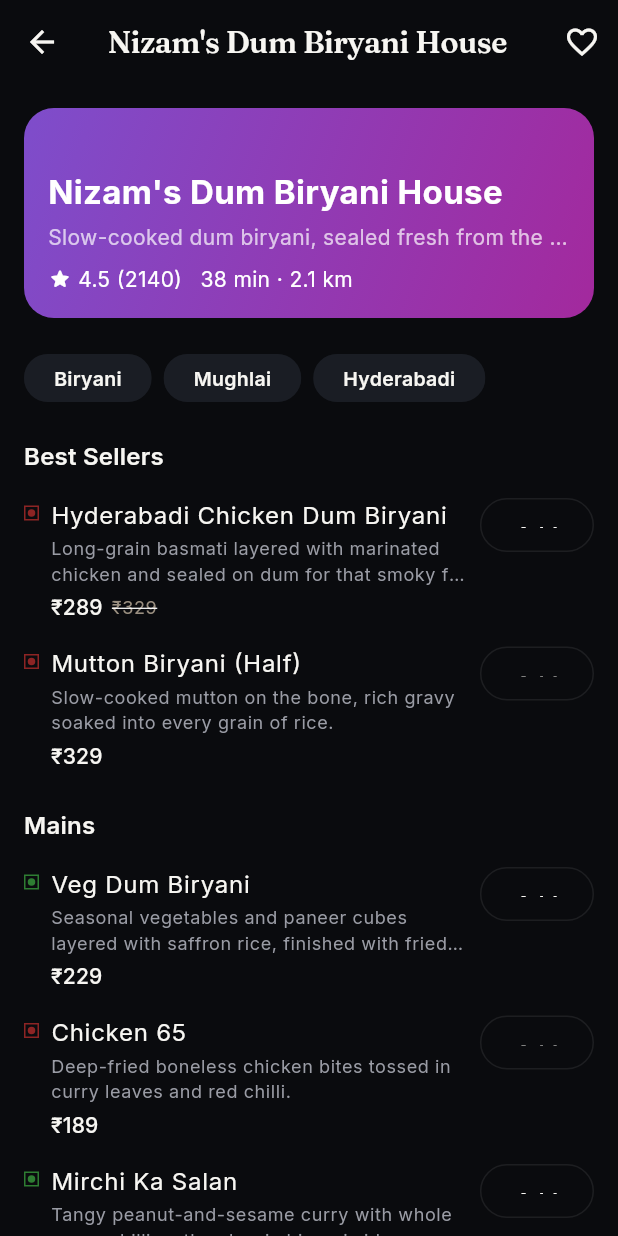
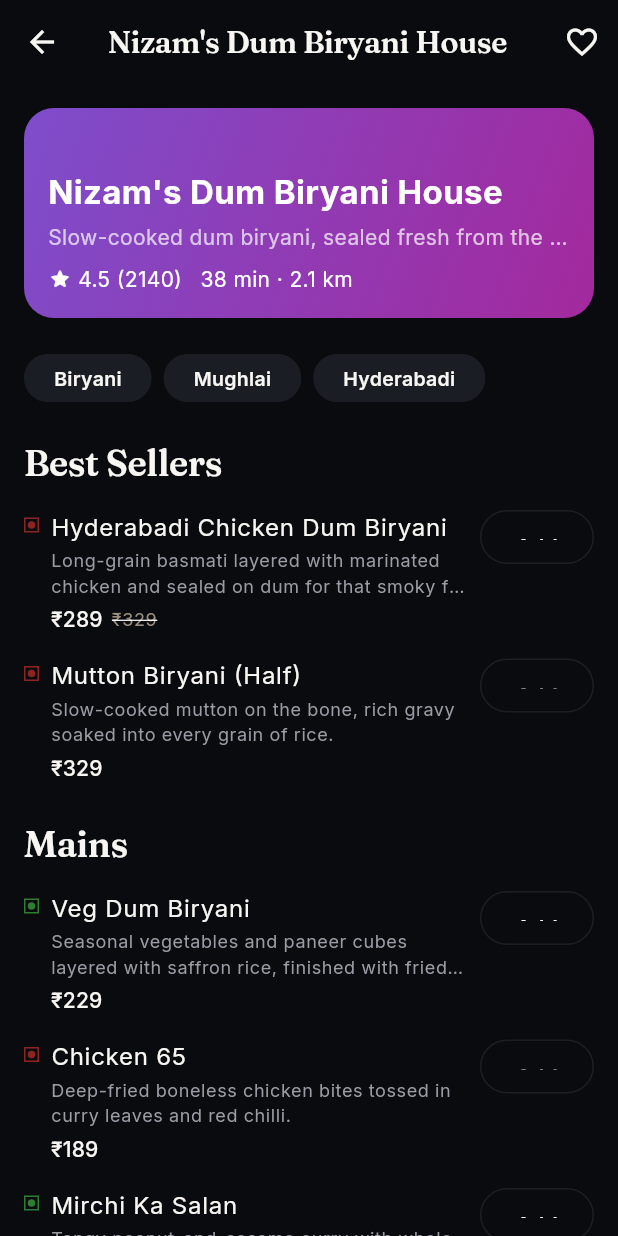
Before and after one commit to baseer-ind/spendzero, a Flutter app: the FoodHomeScreen screen opened directly with sample values from the repository, after a tap on "Nizam's Dum Biryani House", on a phone screen of 412 x 824 dp. Run offline on Flutter 3.47's test engine with Material 3 defaults, Android fonts, the phone set to English and light mode, and no system bars; our stand-ins replace flutter_riverpod, go_router, shared_preferences; accounts and stored records are empty.

Commit message:
Phase 4 visual redesign: reskin Food and Grocery verticals
Gold-tinted collection rails, bordered surface cards, Fraunces
section headers, and gold-accented quantity steppers/progress
indicators across the Food (home, restaurant, menu item) and
Grocery (home, store, product) screens.

Co-Authored-By: Claude Sonnet 4.6 <noreply@anthropic.com>
Claude-Session: https://claude.ai/code/session_01S7u3SjfHsAmfGEPtn8aiL6

```diff
--- a/spendzero/mobile/lib/features/food/presentation/food_home_screen.dart
+++ b/spendzero/mobile/lib/features/food/presentation/food_home_screen.dart
@@ -13,6 +13,7 @@ import '../../../core/data/local/personalization_store.dart';
 import '../../../core/data/local/wishlist_store.dart';
 import '../../../core/models/category.dart';
 import '../../../core/providers/providers.dart';
+import '../../../core/theme/app_theme.dart';
 import '../../../core/utils/money.dart';
 
 String _appIdFor(String restaurantId) => findAppIdForEntity(restaurantId) ?? restaurantId;
@@ -191,7 +192,7 @@ class _FoodHomeScreenState extends ConsumerState<FoodHomeScreen> {
                   title: 'Recommended for You',
                   subtitle: 'Based on what you usually order',
                   items: recommended,
-                  accentColor: (c) => Theme.of(c).colorScheme.surfaceContainerHighest,
+                  accentColor: (c) => AppTheme.gold.withOpacity(0.12),
                   categoryId: widget.category.id,
                 ),
                 const SizedBox(height: 20),
@@ -220,7 +221,7 @@ class _FoodHomeScreenState extends ConsumerState<FoodHomeScreen> {
                 title: 'Weekend Specials',
                 subtitle: 'Hand-picked for slow Saturday mornings',
                 items: weekendSpecials(),
-                accentColor: (c) => Theme.of(c).colorScheme.tertiaryContainer,
+                accentColor: (c) => AppTheme.gold.withOpacity(0.12),
                 categoryId: widget.category.id,
               ),
               const SizedBox(height: 20),
@@ -228,7 +229,7 @@ class _FoodHomeScreenState extends ConsumerState<FoodHomeScreen> {
                 title: 'Late Night Cravings',
                 subtitle: 'For when the kitchen calls after 9pm',
                 items: lateNightCravings(),
-                accentColor: (c) => Theme.of(c).colorScheme.surfaceContainerHighest,
+                accentColor: (c) => AppTheme.surface,
                 categoryId: widget.category.id,
               ),
               const SizedBox(height: 20),
@@ -236,7 +237,7 @@ class _FoodHomeScreenState extends ConsumerState<FoodHomeScreen> {
                 title: 'Healthy Week',
                 subtitle: 'Lighter dishes that still hit the spot',
                 items: healthyWeekPicks(),
-                accentColor: (c) => Theme.of(c).colorScheme.secondaryContainer,
+                accentColor: (c) => AppTheme.future.withOpacity(0.12),
                 categoryId: widget.category.id,
               ),
               const SizedBox(height: 20),
@@ -244,7 +245,7 @@ class _FoodHomeScreenState extends ConsumerState<FoodHomeScreen> {
                 title: 'Quick Office Lunch',
                 subtitle: 'Bestsellers ready in 15 minutes or less',
                 items: quickOfficeLunch(),
-                accentColor: (c) => Theme.of(c).colorScheme.primaryContainer,
+                accentColor: (c) => AppTheme.gold.withOpacity(0.12),
                 categoryId: widget.category.id,
               ),
               const SizedBox(height: 20),
@@ -252,7 +253,7 @@ class _FoodHomeScreenState extends ConsumerState<FoodHomeScreen> {
                 title: 'Best Rated',
                 subtitle: 'Loved by hundreds of regulars',
                 items: bestRatedMenuItems(),
-                accentColor: (c) => Theme.of(c).colorScheme.tertiaryContainer,
+                accentColor: (c) => AppTheme.gold.withOpacity(0.12),
                 categoryId: widget.category.id,
               ),
               const SizedBox(height: 20),
@@ -260,7 +261,7 @@ class _FoodHomeScreenState extends ConsumerState<FoodHomeScreen> {
                 title: 'Hidden Gems',
                 subtitle: 'High ratings, still flying under the radar',
                 items: hiddenGemMenuItems(),
-                accentColor: (c) => Theme.of(c).colorScheme.secondaryContainer,
+                accentColor: (c) => AppTheme.future.withOpacity(0.12),
                 categoryId: widget.category.id,
               ),
               const SizedBox(height: 20),
@@ -280,7 +281,7 @@ class _FoodHomeScreenState extends ConsumerState<FoodHomeScreen> {
                 ),
                 const SizedBox(height: 20),
               ],
-              Text('Browse Restaurants', style: Theme.of(context).textTheme.titleMedium),
+              Text('Browse Restaurants', style: Theme.of(context).textTheme.headlineSmall),
               const SizedBox(height: 12),
               restaurantsAsync.when(
                 data: (restaurants) {
@@ -386,8 +387,11 @@ class _SearchResults extends ConsumerWidget {
             return Padding(
               padding: const EdgeInsets.only(bottom: 12),
               child: ListTile(
-                tileColor: Theme.of(context).colorScheme.surfaceContainerHighest,
-                shape: RoundedRectangleBorder(borderRadius: BorderRadius.circular(12)),
+                tileColor: AppTheme.surface,
+                shape: RoundedRectangleBorder(
+                  borderRadius: BorderRadius.circular(12),
+                  side: BorderSide(color: Colors.white.withOpacity(0.08)),
+                ),
                 title: Text(item.name),
                 subtitle: Text(formatPaise(item.pricePaise)),
                 onTap: () {
@@ -419,7 +423,7 @@ class _RestaurantRail extends StatelessWidget {
     return Column(
       crossAxisAlignment: CrossAxisAlignment.start,
       children: [
-        Text(title, style: Theme.of(context).textTheme.titleMedium),
+        Text(title, style: Theme.of(context).textTheme.headlineSmall),
         const SizedBox(height: 10),
         SizedBox(
           height: 150,
@@ -494,7 +498,7 @@ class _OffersRail extends StatelessWidget {
     return Column(
       crossAxisAlignment: CrossAxisAlignment.start,
       children: [
-        Text("Today's Offers", style: Theme.of(context).textTheme.titleMedium),
+        Text("Today's Offers", style: Theme.of(context).textTheme.headlineSmall),
         const SizedBox(height: 10),
         SizedBox(
           height: 130,
@@ -517,14 +521,14 @@ class _OfferCard extends StatelessWidget {
 
   @override
   Widget build(BuildContext context) {
-    final colors = Theme.of(context).colorScheme;
     final discount = item.discountPercent;
     return Container(
       width: 170,
       padding: const EdgeInsets.all(12),
       decoration: BoxDecoration(
-        color: colors.surfaceContainerHighest,
+        color: AppTheme.gold.withOpacity(0.12),
         borderRadius: BorderRadius.circular(16),
+        border: Border.all(color: AppTheme.gold.withOpacity(0.24)),
       ),
       child: Column(
         crossAxisAlignment: CrossAxisAlignment.start,
@@ -539,7 +543,7 @@ class _OfferCard extends StatelessWidget {
                 Text(
                   '$discount% off',
                   style: Theme.of(context).textTheme.bodySmall?.copyWith(
-                        color: colors.primary,
+                        color: AppTheme.gold,
                         fontWeight: FontWeight.w600,
                       ),
                 ),
@@ -578,7 +582,7 @@ class _CollectionRail extends ConsumerWidget {
     return Column(
       crossAxisAlignment: CrossAxisAlignment.start,
       children: [
-        Text(title, style: Theme.of(context).textTheme.titleMedium),
+        Text(title, style: Theme.of(context).textTheme.headlineSmall),
         Text(
           subtitle,
           style: Theme.of(context).textTheme.bodySmall?.copyWith(
@@ -599,6 +603,7 @@ class _CollectionRail extends ConsumerWidget {
                 borderRadius: BorderRadius.circular(16),
                 child: InkWell(
                   borderRadius: BorderRadius.circular(16),
+                  splashColor: AppTheme.gold.withOpacity(0.1),
                   onTap: () async {
                     HapticFeedback.selectionClick();
                     await RecentlyViewedFoodStore().recordView(item.restaurantId);
@@ -619,7 +624,7 @@ class _CollectionRail extends ConsumerWidget {
                         const Spacer(),
                         Row(
                           children: [
-                            Icon(Icons.star_rounded, size: 13, color: Colors.amber.shade800),
+                            const Icon(Icons.star_rounded, size: 13, color: AppTheme.gold),
                             const SizedBox(width: 2),
                             Text(item.rating.toStringAsFixed(1), style: Theme.of(context).textTheme.labelSmall),
                           ],
@@ -689,8 +694,9 @@ class _RestaurantCard extends ConsumerWidget {
       child: Container(
         padding: const EdgeInsets.all(12),
         decoration: BoxDecoration(
-          color: colors.surfaceContainerHighest,
+          color: AppTheme.surface,
           borderRadius: BorderRadius.circular(16),
+          border: Border.all(color: Colors.white.withOpacity(0.08)),
         ),
         child: Row(
           crossAxisAlignment: CrossAxisAlignment.start,
@@ -720,7 +726,7 @@ class _RestaurantCard extends ConsumerWidget {
                   const SizedBox(height: 6),
                   Row(
                     children: [
-                      Icon(Icons.star_rounded, size: 16, color: colors.secondary),
+                      const Icon(Icons.star_rounded, size: 16, color: AppTheme.gold),
                       const SizedBox(width: 2),
                       Text(
                         '${restaurant.avgRating.toStringAsFixed(1)} (${restaurant.reviewCount})',
@@ -783,7 +789,7 @@ class _RailSkeletonState extends State<_RailSkeleton> with SingleTickerProviderS
     return Column(
       crossAxisAlignment: CrossAxisAlignment.start,
       children: [
-        Text(widget.title, style: Theme.of(context).textTheme.titleMedium),
+        Text(widget.title, style: Theme.of(context).textTheme.headlineSmall),
         const SizedBox(height: 10),
         SizedBox(
           height: 130,
@@ -799,7 +805,7 @@ class _RailSkeletonState extends State<_RailSkeleton> with SingleTickerProviderS
                 child: Container(
                   width: 160,
                   decoration: BoxDecoration(
-                    color: Theme.of(context).colorScheme.surfaceContainerHighest,
+                    color: AppTheme.surface,
                     borderRadius: BorderRadius.circular(16),
                   ),
                 ),
@@ -850,7 +856,7 @@ class _RestaurantListSkeletonState extends State<_RestaurantListSkeleton>
               child: Container(
                 height: 88,
                 decoration: BoxDecoration(
-                  color: Theme.of(context).colorScheme.surfaceContainerHighest,
+                  color: AppTheme.surface,
                   borderRadius: BorderRadius.circular(16),
                 ),
               ),
--- a/spendzero/mobile/lib/features/food/presentation/menu_item_detail_sheet.dart
+++ b/spendzero/mobile/lib/features/food/presentation/menu_item_detail_sheet.dart
@@ -105,7 +105,7 @@ class _MenuItemDetailSheetState extends ConsumerState<MenuItemDetailSheet> {
               ),
               if (related.isNotEmpty) ...[
                 const SizedBox(height: 20),
-                Text('You may also like', style: Theme.of(context).textTheme.titleSmall),
+                Text('You may also like', style: Theme.of(context).textTheme.headlineSmall),
                 const SizedBox(height: 8),
                 SizedBox(
                   height: 60,
--- a/spendzero/mobile/lib/features/food/presentation/restaurant_screen.dart
+++ b/spendzero/mobile/lib/features/food/presentation/restaurant_screen.dart
@@ -10,6 +10,7 @@ import '../../../core/data/local/persistent_cart_store.dart';
 import '../../../core/data/local/wishlist_store.dart';
 import '../../../core/models/cart_item.dart';
 import '../../../core/providers/providers.dart';
+import '../../../core/theme/app_theme.dart';
 import '../../../core/utils/money.dart';
 import 'menu_item_detail_sheet.dart';
 
@@ -332,7 +333,7 @@ class _MenuSections extends StatelessWidget {
         if (desserts.isNotEmpty)
           _MenuSection(title: 'Desserts', items: desserts, quantities: quantities, onAdd: onAdd, onQuantityChanged: onQuantityChanged),
         const SizedBox(height: 8),
-        Text('Frequently Ordered Together', style: Theme.of(context).textTheme.titleMedium),
+        Text('Frequently Ordered Together', style: Theme.of(context).textTheme.headlineSmall),
         const SizedBox(height: 10),
         SizedBox(
           height: 70,
@@ -373,7 +374,7 @@ class _MenuSection extends StatelessWidget {
       child: Column(
         crossAxisAlignment: CrossAxisAlignment.start,
         children: [
-          Text(title, style: Theme.of(context).textTheme.titleMedium),
+          Text(title, style: Theme.of(context).textTheme.headlineSmall),
           const SizedBox(height: 8),
           ...items.map((item) => _MenuItemRow(
                 item: item,
@@ -491,7 +492,7 @@ class _QuantityStepper extends StatelessWidget {
     return Container(
       height: 36,
       decoration: BoxDecoration(
-        color: Theme.of(context).colorScheme.primary,
+        color: AppTheme.gold,
         borderRadius: BorderRadius.circular(8),
       ),
       child: Row(
@@ -499,10 +500,10 @@ class _QuantityStepper extends StatelessWidget {
         children: [
           InkWell(
             onTap: () => onChanged(quantity - 1),
-            child: SizedBox(
+            child: const SizedBox(
               width: 32,
               height: 36,
-              child: Icon(Icons.remove, size: 16, color: Theme.of(context).colorScheme.onPrimary),
+              child: Icon(Icons.remove, size: 16, color: AppTheme.background),
             ),
           ),
           SizedBox(
@@ -510,15 +511,15 @@ class _QuantityStepper extends StatelessWidget {
             child: Text(
               '$quantity',
               textAlign: TextAlign.center,
-              style: Theme.of(context).textTheme.bodyMedium?.copyWith(color: Theme.of(context).colorScheme.onPrimary),
+              style: Theme.of(context).textTheme.bodyMedium?.copyWith(color: AppTheme.background),
             ),
           ),
           InkWell(
             onTap: () => onChanged(quantity + 1),
-            child: SizedBox(
+            child: const SizedBox(
               width: 32,
               height: 36,
-              child: Icon(Icons.add, size: 16, color: Theme.of(context).colorScheme.onPrimary),
+              child: Icon(Icons.add, size: 16, color: AppTheme.background),
             ),
           ),
         ],
@@ -550,7 +551,7 @@ class _SimilarRestaurantsRail extends StatelessWidget {
     return Column(
       crossAxisAlignment: CrossAxisAlignment.start,
       children: [
-        Text('You might also like', style: Theme.of(context).textTheme.titleMedium),
+        Text('You might also like', style: Theme.of(context).textTheme.headlineSmall),
         const SizedBox(height: 10),
         SizedBox(
           height: 168,
@@ -569,8 +570,9 @@ class _SimilarRestaurantsRail extends StatelessWidget {
                 child: Container(
                   width: 150,
                   decoration: BoxDecoration(
-                    color: Theme.of(context).colorScheme.surfaceContainerHighest,
+                    color: AppTheme.surface,
                     borderRadius: BorderRadius.circular(16),
+                    border: Border.all(color: Colors.white.withOpacity(0.08)),
                   ),
                   clipBehavior: Clip.antiAlias,
                   child: Column(
@@ -608,8 +610,8 @@ class _SimilarRestaurantsRail extends StatelessWidget {
                             const SizedBox(height: 2),
                             Row(
                               children: [
-                                Icon(Icons.star_rounded,
-                                    size: 13, color: Colors.amber.shade800),
+                                const Icon(Icons.star_rounded,
+                                    size: 13, color: AppTheme.gold),
                                 const SizedBox(width: 2),
                                 Text(r.avgRating.toStringAsFixed(1),
                                     style: Theme.of(context).textTheme.labelSmall),
@@ -644,7 +646,7 @@ class _ReviewsSection extends StatelessWidget {
     return Column(
       crossAxisAlignment: CrossAxisAlignment.start,
       children: [
-        Text('Reviews', style: Theme.of(context).textTheme.titleMedium),
+        Text('Reviews', style: Theme.of(context).textTheme.headlineSmall),
         const SizedBox(height: 10),
         ...visible.map((r) => _ReviewTile(review: r)),
         if (!showAll && reviews.length > 3)
@@ -661,13 +663,13 @@ class _ReviewTile extends StatelessWidget {
 
   @override
   Widget build(BuildContext context) {
-    final colors = Theme.of(context).colorScheme;
     return Container(
       margin: const EdgeInsets.only(bottom: 10),
       padding: const EdgeInsets.all(12),
       decoration: BoxDecoration(
-        color: colors.surfaceContainerHighest,
+        color: AppTheme.surface,
         borderRadius: BorderRadius.circular(12),
+        border: Border.all(color: Colors.white.withOpacity(0.08)),
       ),
       child: Column(
         crossAxisAlignment: CrossAxisAlignment.start,
@@ -677,7 +679,7 @@ class _ReviewTile extends StatelessWidget {
               CircleAvatar(radius: 14, child: Text(review.reviewerInitials, style: const TextStyle(fontSize: 11))),
               const SizedBox(width: 8),
               Expanded(child: Text(review.reviewerName, style: Theme.of(context).textTheme.bodyMedium)),
-              Icon(Icons.star_rounded, size: 16, color: colors.secondary),
+              const Icon(Icons.star_rounded, size: 16, color: AppTheme.gold),
               Text(review.rating.toStringAsFixed(1)),
             ],
           ),
@@ -687,7 +689,7 @@ class _ReviewTile extends StatelessWidget {
           Text(
             '${review.daysAgo}d ago · ${review.helpfulCount} found this helpful'
             '${review.verifiedOrder ? ' · Verified order' : ''}',
-            style: Theme.of(context).textTheme.bodySmall?.copyWith(color: colors.outline),
+            style: Theme.of(context).textTheme.bodySmall?.copyWith(color: AppTheme.mutedForeground),
           ),
         ],
       ),
--- a/spendzero/mobile/lib/features/grocery/presentation/product_detail_sheet.dart
+++ b/spendzero/mobile/lib/features/grocery/presentation/product_detail_sheet.dart
@@ -104,7 +104,7 @@ class _ProductDetailSheetState extends ConsumerState<ProductDetailSheet> {
               ),
               if (related.isNotEmpty) ...[
                 const SizedBox(height: 20),
-                Text('You may also like', style: Theme.of(context).textTheme.titleSmall),
+                Text('You may also like', style: Theme.of(context).textTheme.headlineSmall),
                 const SizedBox(height: 8),
                 SizedBox(
                   height: 60,
```
Also changed, not shown: spendzero/mobile/lib/features/grocery/presentation/grocery_home_screen.dart (+27 -22 lines), spendzero/mobile/lib/features/grocery/presentation/store_screen.dart (+13 -11 lines).
